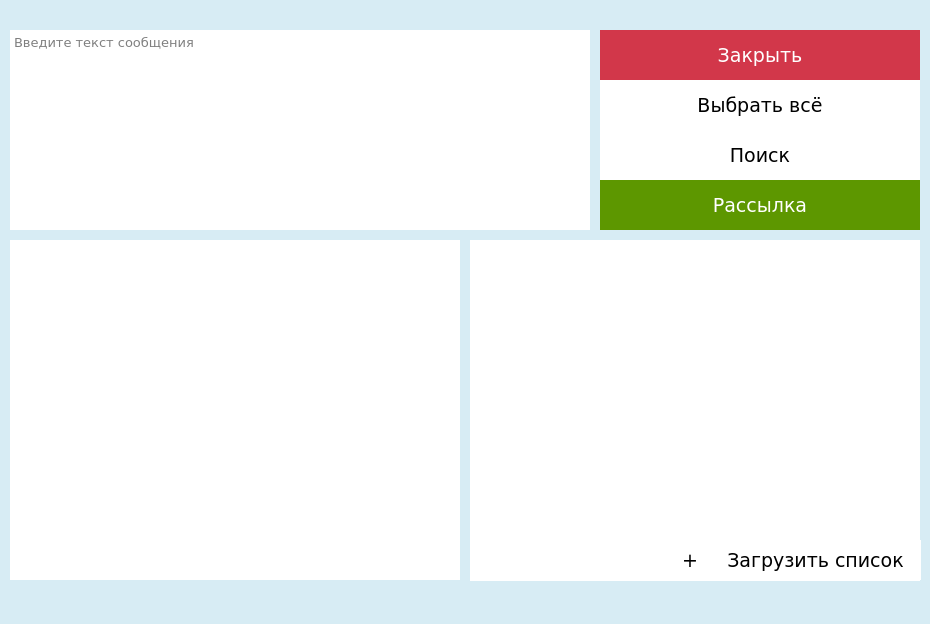
First picture: the form in qtdesigner.ui, repository TarkvinAktus/python-standalone-vk-msg-sender-, before the edit.
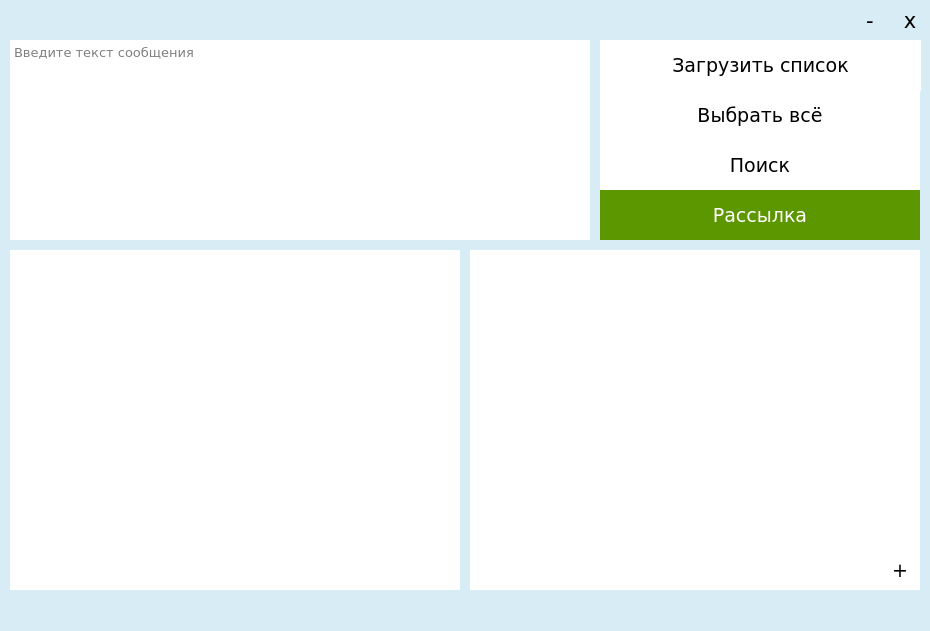
Second picture: the form after the edit.

Patch:
```diff
--- a/qtdesigner.ui
+++ b/qtdesigner.ui
@@ -13,7 +13,7 @@
     <x>0</x>
     <y>0</y>
     <width>930</width>
-    <height>624</height>
+    <height>631</height>
    </rect>
   </property>
   <property name="sizePolicy">
@@ -51,7 +51,7 @@
     <property name="geometry">
      <rect>
       <x>600</x>
-      <y>180</y>
+      <y>190</y>
       <width>320</width>
       <height>50</height>
      </rect>
@@ -84,7 +84,7 @@
     <property name="geometry">
      <rect>
       <x>10</x>
-      <y>30</y>
+      <y>40</y>
       <width>580</width>
       <height>200</height>
      </rect>
@@ -111,7 +111,7 @@
     <property name="geometry">
      <rect>
       <x>10</x>
-      <y>240</y>
+      <y>250</y>
       <width>450</width>
       <height>340</height>
      </rect>
@@ -154,9 +154,9 @@
     <property name="geometry">
      <rect>
       <x>470</x>
-      <y>240</y>
+      <y>250</y>
       <width>450</width>
-      <height>341</height>
+      <height>340</height>
      </rect>
     </property>
     <property name="font">
@@ -189,7 +189,7 @@
     <property name="geometry">
      <rect>
       <x>600</x>
-      <y>130</y>
+      <y>140</y>
       <width>320</width>
       <height>50</height>
      </rect>
@@ -217,7 +217,7 @@
     <property name="geometry">
      <rect>
       <x>600</x>
-      <y>80</y>
+      <y>90</y>
       <width>320</width>
       <height>50</height>
      </rect>
@@ -241,40 +241,11 @@
      <string>Выбрать всё</string>
     </property>
    </widget>
-   <widget class="QPushButton" name="closeButton">
-    <property name="geometry">
-     <rect>
-      <x>600</x>
-      <y>30</y>
-      <width>320</width>
-      <height>50</height>
-     </rect>
-    </property>
-    <property name="font">
-     <font>
-      <family>Verdana</family>
-      <pointsize>14</pointsize>
-     </font>
-    </property>
-    <property name="styleSheet">
-     <string notr="true">QPushButton {	
-background-color:#d2374a;
-color:white;
-border:none;
-}
-QPushButton:hover {
-background-color:#b22e3e;
-}</string>
-    </property>
-    <property name="text">
-     <string>Закрыть</string>
-    </property>
-   </widget>
    <widget class="QPushButton" name="addListButton">
     <property name="geometry">
      <rect>
-      <x>670</x>
-      <y>540</y>
+      <x>880</x>
+      <y>550</y>
       <width>40</width>
       <height>40</height>
      </rect>
@@ -310,10 +281,10 @@
    <widget class="QPushButton" name="LoadListsButton">
     <property name="geometry">
      <rect>
-      <x>710</x>
-      <y>540</y>
-      <width>211</width>
-      <height>40</height>
+      <x>600</x>
+      <y>40</y>
+      <width>321</width>
+      <height>51</height>
      </rect>
     </property>
     <property name="font">
@@ -335,6 +306,101 @@
      <string>Загрузить список</string>
     </property>
    </widget>
+   <widget class="QPushButton" name="rollButton">
+    <property name="geometry">
+     <rect>
+      <x>850</x>
+      <y>0</y>
+      <width>40</width>
+      <height>40</height>
+     </rect>
+    </property>
+    <property name="font">
+     <font>
+      <family>Verdana</family>
+      <pointsize>16</pointsize>
+      <weight>50</weight>
+      <bold>false</bold>
+     </font>
+    </property>
+    <property name="layoutDirection">
+     <enum>Qt::LeftToRight</enum>
+    </property>
+    <property name="autoFillBackground">
+     <bool>false</bool>
+    </property>
+    <property name="styleSheet">
+     <string notr="true">QPushButton {	
+padding-bottom: 0.4em;
+background-color:#d7ecf4;
+border:none;	
+}
+QPushButton:hover {
+padding-bottom: 0.4em;
+background-color:#b7e3f4;
+}
+QPushButton:focus {
+outline:none;
+}</string>
+    </property>
+    <property name="text">
+     <string>-</string>
+    </property>
+    <property name="autoDefault">
+     <bool>false</bool>
+    </property>
+    <property name="default">
+     <bool>false</bool>
+    </property>
+   </widget>
+   <widget class="QPushButton" name="closeButton">
+    <property name="geometry">
+     <rect>
+      <x>890</x>
+      <y>0</y>
+      <width>40</width>
+      <height>40</height>
+     </rect>
+    </property>
+    <property name="font">
+     <font>
+      <family>Verdana</family>
+      <pointsize>16</pointsize>
+      <weight>50</weight>
+      <bold>false</bold>
+     </font>
+    </property>
+    <property name="layoutDirection">
+     <enum>Qt::LeftToRight</enum>
+    </property>
+    <property name="autoFillBackground">
+     <bool>false</bool>
+    </property>
+    <property name="styleSheet">
+     <string notr="true">QPushButton {	
+padding-bottom: 0.4em;
+background-color:#d7ecf4;
+border:none;	
+}
+QPushButton:hover {
+padding-bottom: 0.4em;
+background-color:#d2374a;
+color:white;
+}
+QPushButton:focus {
+outline:none;
+}</string>
+    </property>
+    <property name="text">
+     <string>x</string>
+    </property>
+    <property name="autoDefault">
+     <bool>false</bool>
+    </property>
+    <property name="default">
+     <bool>false</bool>
+    </property>
+   </widget>
   </widget>
   <widget class="QMenuBar" name="menubar">
    <property name="geometry">
```
